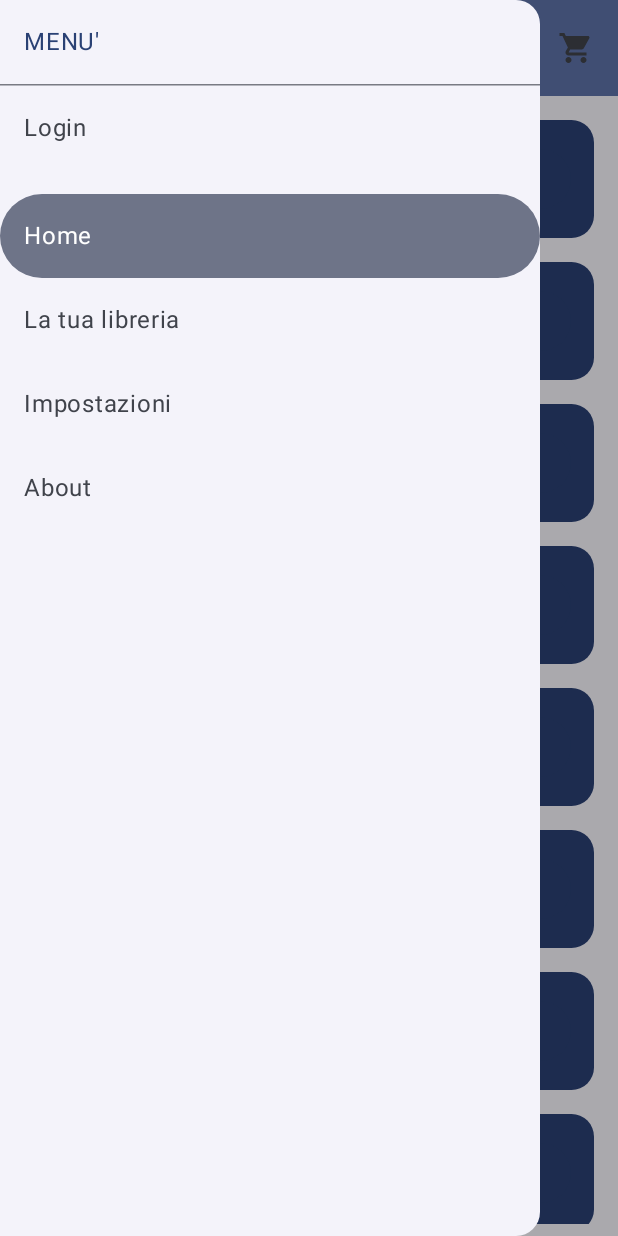
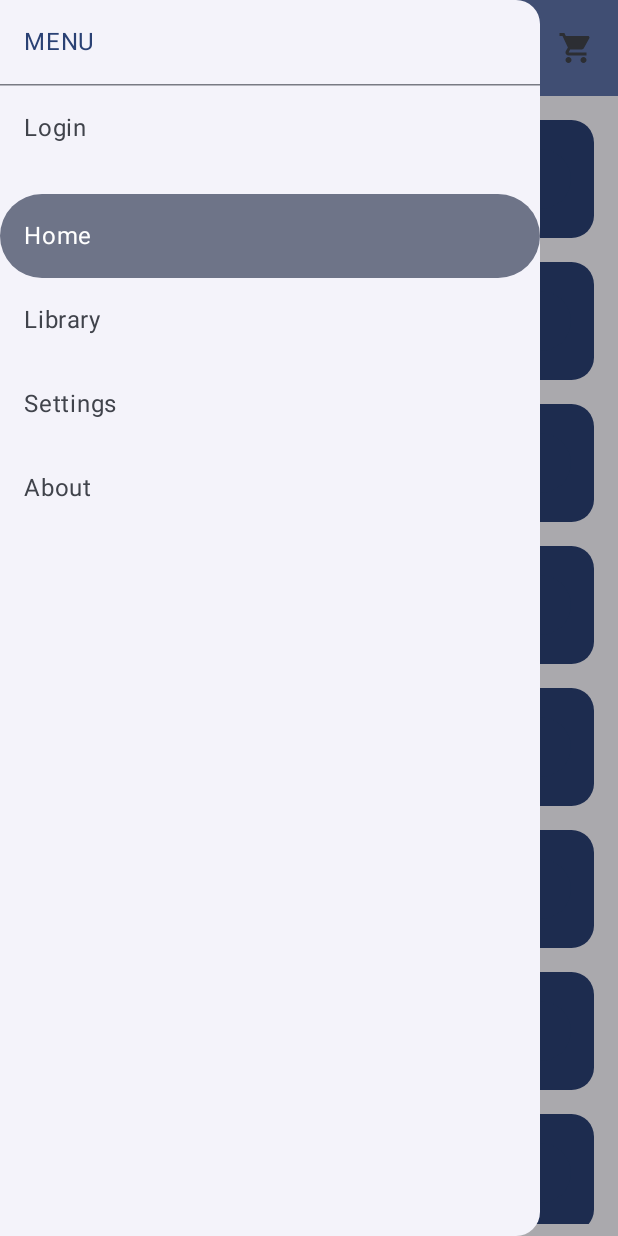
Before and after one commit to giovisss/Progetto-2023-2024-Belmonte-Corasaniti-Iannello-Ruffolo-Visalli, an Android app built with Jetpack Compose: the screen it shows after launch (MainActivity), after a tap on "Menu", on a phone screen of 412 x 824 dp. Run offline under Robolectric (Android 15) with nearby library versions, the light colour scheme and no system bars; our stand-ins replace livedata-compose; libraries missing offline, so code that uses them is left out: net.openid.appauth; 5 statements that could not run were skipped.

Commit message:
sidebar funzionante

```diff
--- a/JokiAndroid/app/src/main/java/com/example/jokiandroid/activity/LoginActivity.kt
+++ b/JokiAndroid/app/src/main/java/com/example/jokiandroid/activity/LoginActivity.kt
@@ -15,7 +15,6 @@ fun LoginActivity(navController: NavController) {
     Surface {
         Text(
             modifier = Modifier
-                .padding(top = 50.dp)
                 .fillMaxWidth()
                 .padding(16.dp),
 
--- a/JokiAndroid/app/src/main/java/com/example/jokiandroid/activity/MainActivity.kt
+++ b/JokiAndroid/app/src/main/java/com/example/jokiandroid/activity/MainActivity.kt
@@ -2,43 +2,18 @@ package com.example.jokiandroid.activity
 
 import CartActivity
 import GameDetailsActivity
-import android.app.Activity
 import android.content.Intent
 import android.os.Bundle
 import android.util.Log
 import androidx.activity.ComponentActivity
 import androidx.activity.compose.setContent
 import androidx.activity.enableEdgeToEdge
-import androidx.compose.foundation.layout.Column
-import androidx.compose.foundation.layout.padding
-import androidx.compose.material.icons.Icons
-import androidx.compose.material.icons.filled.Menu
-import androidx.compose.material.icons.filled.ShoppingCart
-import androidx.compose.material3.CenterAlignedTopAppBar
-import androidx.compose.material3.DrawerValue
-import androidx.compose.material3.ExperimentalMaterial3Api
-import androidx.compose.material3.HorizontalDivider
-import androidx.compose.material3.Icon
-import androidx.compose.material3.IconButton
-import androidx.compose.material3.MaterialTheme
-import androidx.compose.material3.ModalDrawerSheet
-import androidx.compose.material3.ModalNavigationDrawer
-import androidx.compose.material3.NavigationDrawerItem
-import androidx.compose.material3.Scaffold
 import androidx.compose.material3.Surface
-import androidx.compose.material3.Text
-import androidx.compose.material3.TopAppBarDefaults
-import androidx.compose.material3.rememberDrawerState
-import androidx.compose.material3.rememberTopAppBarState
 import androidx.compose.runtime.Composable
 import androidx.compose.runtime.remember
-import androidx.compose.runtime.rememberCoroutineScope
-import androidx.compose.ui.Modifier
-import androidx.compose.ui.input.nestedscroll.nestedScroll
-import androidx.compose.ui.platform.LocalContext
-import androidx.compose.ui.text.style.TextOverflow
-import androidx.compose.ui.unit.dp
-import androidx.navigation.NavController
+import androidx.core.view.WindowCompat
+import androidx.core.view.WindowInsetsCompat
+import androidx.core.view.WindowInsetsControllerCompat
 import androidx.navigation.compose.NavHost
 import androidx.navigation.compose.composable
 import androidx.navigation.compose.rememberNavController
@@ -47,15 +22,15 @@ import com.example.jokiandroid.ui.theme.JokiAndroidTheme
 import com.example.jokiandroid.utility.IPManager
 import com.example.jokiandroid.viewmodel.CartViewModel
 import com.example.jokiandroid.viewmodel.GameViewModel
-import kotlinx.coroutines.launch
 
 class MainActivity : ComponentActivity() {
     private lateinit var authManager: AuthManager
 
     override fun onCreate(savedInstanceState: Bundle?) {
+        enableEdgeToEdge()
+        hideSystemUI()
         super.onCreate(savedInstanceState)
         IPManager.setIps(this)
-        enableEdgeToEdge()
         authManager = AuthManager(this)
         setContent {
             JokiAndroidTheme {
@@ -66,6 +41,18 @@ class MainActivity : ComponentActivity() {
         }
     }
 
+    override fun onResume() {
+        super.onResume()
+        hideSystemUI()
+    }
+
+    private fun hideSystemUI() {
+        WindowCompat.setDecorFitsSystemWindows(window, false)
+        WindowInsetsControllerCompat(window, window.decorView).let { controller ->
+            controller.hide(WindowInsetsCompat.Type.statusBars())
+            controller.systemBarsBehavior = WindowInsetsControllerCompat.BEHAVIOR_SHOW_TRANSIENT_BARS_BY_SWIPE
+        }
+    }
 
     override fun onActivityResult(requestCode: Int, resultCode: Int, data: Intent?) {
         super.onActivityResult(requestCode, resultCode, data)
@@ -105,10 +92,12 @@ fun MainScreen(authManager: AuthManager) { //navController per gestire la naviga
     val cartViewModel = remember { CartViewModel() }
     val viewModel = remember { GameViewModel() }
 
+    BasicUI(navController = navController, authManager = authManager)
+
     NavHost(navController = navController, startDestination = "home") {
-        composable("home") { JokiHome(navController, cartViewModel, authManager, viewModel ) }
+        composable("home") { SetGameListContent(viewModel, cartViewModel, navController) }
         composable("cart") { CartActivity(navController, cartViewModel) }
-        composable("login") { LoginActivity(navController) }
+        composable("login") { SetLoginContent(navController) }
         composable("game_detail/{gameId}") { backStackEntry ->
             val gameId = backStackEntry.arguments?.getString("gameId")?.toIntOrNull()
             gameId?.let { GameDetailsActivity(gameId = it, viewModel = viewModel, navController) }
@@ -116,99 +105,3 @@ fun MainScreen(authManager: AuthManager) { //navController per gestire la naviga
     }
 
 }
-
-@OptIn(ExperimentalMaterial3Api::class)
-@Composable
-fun JokiHome(navController: NavController, cartViewModel: CartViewModel, authManager: AuthManager, gameViewModel: GameViewModel) {
-    val scrollBehavior = TopAppBarDefaults.pinnedScrollBehavior(rememberTopAppBarState())
-    val drawerState = rememberDrawerState(DrawerValue.Closed) //crea e ricorda lo stato del drawer
-    val coroutineScope = rememberCoroutineScope() //coroutine ( eseguire operazioni asincrone), questo crea un coroutineScope che è un contesto di esecuzione delle coroutine
-    val localContext = LocalContext.current
-
-    ModalNavigationDrawer( //menu a tendina che si apre premendo l'icona del menu
-        drawerState = drawerState,
-        drawerContent = {
-            ModalDrawerSheet {
-                Text("MENU'", modifier = Modifier.padding(16.dp),
-                    color = MaterialTheme.colorScheme.primary,)
-                HorizontalDivider()
-                NavigationDrawerItem(
-                    modifier = Modifier.padding(bottom = 16.dp),
-                    label = { Text(text = "Login") },
-                    selected = false,
-                    onClick = {
-                        coroutineScope.launch {
-                        drawerState.close()
-                        }
-                        // Avvia il flusso di autorizzazione (crasha per network error)
-                        authManager.startAuthorization(localContext as Activity)
-                        navController.navigate("login")
-                    }
-                )
-                NavigationDrawerItem(
-                    label = { Text(text = "Home") },
-                    selected = true,
-                    onClick = { /*TODO*/ }
-                )
-                NavigationDrawerItem(
-                    label = { Text(text = "La tua libreria") },
-                    selected = false,
-                    onClick = { /*TODO*/ }
-                )
-                NavigationDrawerItem(
-                    label = { Text(text = "Impostazioni") },
-                    selected = false,
-                    onClick = { /*TODO*/ }
-                )
-                NavigationDrawerItem(
-                    label = { Text(text = "About") },
-                    selected = false,
-                    onClick = { /*TODO*/ }
-                )
-            }
-        }
-    ) {
-        Scaffold(
-            modifier = Modifier.nestedScroll(scrollBehavior.nestedScrollConnection),
-            topBar = {
-                CenterAlignedTopAppBar(
-                    colors = TopAppBarDefaults.topAppBarColors(
-                        containerColor = MaterialTheme.colorScheme.primaryContainer,
-                        titleContentColor = MaterialTheme.colorScheme.primary,
-                    ),
-                    title = {
-                        Text(
-                            "Joki",
-                            maxLines = 1,
-                            overflow = TextOverflow.Ellipsis
-                        )
-                    },
-                    navigationIcon = {
-                        /*Questa linea di codice avvia una nuova coroutine nel CoroutineScope che abbiamo creato e ricordato. All'interno di questa coroutine,
-                            chiamiamo drawerState.open(). Questa è una funzione sospesa che apre il drawer. Le funzioni sospese possono essere chiamate solo all'interno
-                            di una coroutine o di un'altra funzione sospesa, quindi abbiamo avvolto drawerState.open() in una coroutine.*/
-                        IconButton(onClick = { coroutineScope.launch{ drawerState.open() } }) { // Apri il drawer quando si clicca sul pulsante del menu
-                            Icon(
-                                imageVector = Icons.Filled.Menu,
-                                contentDescription = "Menu"
-                            )
-                        }
-                    },
-                    actions = {
-                        IconButton(onClick = { navController.navigate("cart")}) {
-                            Icon(
-                                imageVector = Icons.Filled.ShoppingCart,
-                                contentDescription = "Carrello"
-                            )
-                        }
-                    },
-                    scrollBehavior = scrollBehavior,
-                )
-            },
-        ) { innerPadding -> //innerPadding
-            Column(modifier = Modifier.padding(innerPadding)) {
-                GameListPage(gameViewModel,cartViewModel, navController)
-            }
-        }
-    }
-}
--- /dev/null
+++ b/JokiAndroid/app/src/main/java/com/example/jokiandroid/activity/SideBarActivity.kt
@@ -0,0 +1,172 @@
+package com.example.jokiandroid.activity
+
+import android.app.Activity
+import android.util.Log
+import androidx.compose.foundation.layout.Column
+import androidx.compose.foundation.layout.padding
+import androidx.compose.material.icons.Icons
+import androidx.compose.material.icons.filled.Menu
+import androidx.compose.material.icons.filled.ShoppingCart
+import androidx.compose.material3.CenterAlignedTopAppBar
+import androidx.compose.material3.DrawerState
+import androidx.compose.material3.DrawerValue
+import androidx.compose.material3.ExperimentalMaterial3Api
+import androidx.compose.material3.HorizontalDivider
+import androidx.compose.material3.Icon
+import androidx.compose.material3.IconButton
+import androidx.compose.material3.MaterialTheme
+import androidx.compose.material3.ModalDrawerSheet
+import androidx.compose.material3.ModalNavigationDrawer
+import androidx.compose.material3.NavigationDrawerItem
+import androidx.compose.material3.Scaffold
+import androidx.compose.material3.Text
+import androidx.compose.material3.TopAppBarDefaults
+import androidx.compose.material3.rememberDrawerState
+import androidx.compose.material3.rememberTopAppBarState
+import androidx.compose.runtime.Composable
+import androidx.compose.runtime.MutableState
+import androidx.compose.runtime.getValue
+import androidx.compose.runtime.livedata.observeAsState
+import androidx.compose.runtime.mutableStateOf
+import androidx.compose.runtime.remember
+import androidx.compose.runtime.rememberCoroutineScope
+import androidx.compose.ui.Modifier
+import androidx.compose.ui.input.nestedscroll.nestedScroll
+import androidx.compose.ui.platform.LocalContext
+import androidx.compose.ui.text.style.TextOverflow
+import androidx.compose.ui.unit.dp
+import androidx.lifecycle.LiveData
+import androidx.lifecycle.MutableLiveData
+import androidx.navigation.NavController
+import com.example.jokiandroid.auth.AuthManager
+import com.example.jokiandroid.viewmodel.CartViewModel
+import com.example.jokiandroid.viewmodel.GameViewModel
+import kotlinx.coroutines.CoroutineScope
+import kotlinx.coroutines.launch
+
+object SideBarActivity {
+    private val _composable = MutableLiveData<@Composable () -> Unit>()
+    val composable: LiveData<@Composable () -> Unit> get() = _composable
+
+    fun setContent(comp:@Composable () -> Unit) {
+        _composable.value = comp
+    }
+}
+
+@OptIn(ExperimentalMaterial3Api::class)
+@Composable
+fun BasicUI(navController: NavController, authManager: AuthManager) {
+    val scrollBehavior = TopAppBarDefaults.pinnedScrollBehavior(rememberTopAppBarState())
+    val drawerState = rememberDrawerState(DrawerValue.Closed) //crea e ricorda lo stato del drawer
+    val coroutineScope = rememberCoroutineScope() //coroutine ( eseguire operazioni asincrone), questo crea un coroutineScope che è un contesto di esecuzione delle coroutine
+    val localContext = LocalContext.current
+    val composable by SideBarActivity.composable.observeAsState()
+    val selectedItem = remember { mutableStateOf("home") } // Stato per l'elemento selezionato
+
+    ModalNavigationDrawer( //menu a tendina che si apre premendo l'icona del menu
+        drawerState = drawerState,
+        drawerContent = {
+            ModalDrawerSheet {
+                Text("MENU", modifier = Modifier.padding(16.dp),
+                    color = MaterialTheme.colorScheme.primary,)
+                HorizontalDivider()
+                NavigationDrawerItem(
+                    modifier = Modifier.padding(bottom = 16.dp),
+                    label = { Text(text = "Login") },
+                    selected = selectedItem.value == "login",
+                    onClick = {
+                        // Avvia il flusso di autorizzazione (crasha per network error)
+                        authManager.startAuthorization(localContext as Activity)
+                        selectPage("login", coroutineScope, drawerState, navController, selectedItem)
+                    }
+                )
+                NavigationDrawerItem(
+                    label = { Text(text = "Home") },
+                    selected = selectedItem.value == "home",
+                    onClick = { selectPage("home", coroutineScope, drawerState, navController, selectedItem) }
+                )
+                NavigationDrawerItem(
+                    label = { Text(text = "Library") },
+                    selected = selectedItem.value == "library",
+                    onClick = { /*TODO*/ }
+                )
+                NavigationDrawerItem(
+                    label = { Text(text = "Settings") },
+                    selected = selectedItem.value == "settings",
+                    onClick = { /*TODO*/ }
+                )
+                NavigationDrawerItem(
+                    label = { Text(text = "About") },
+                    selected = selectedItem.value == "about",
+                    onClick = { /*TODO*/ }
+                )
+            }
+        }
+    ) {
+        Scaffold(
+            modifier = Modifier.nestedScroll(scrollBehavior.nestedScrollConnection),
+            topBar = {
+                CenterAlignedTopAppBar(
+                    colors = TopAppBarDefaults.topAppBarColors(
+                        containerColor = MaterialTheme.colorScheme.primaryContainer,
+                        titleContentColor = MaterialTheme.colorScheme.primary,
+                    ),
+                    title = {
+                        Text(
+                            "Joki",
+                            maxLines = 1,
+                            overflow = TextOverflow.Ellipsis
+                        )
+                    },
+                    navigationIcon = {
+                        /*Questa linea di codice avvia una nuova coroutine nel CoroutineScope che abbiamo creato e ricordato. All'interno di questa coroutine,
+                            chiamiamo drawerState.open(). Questa è una funzione sospesa che apre il drawer. Le funzioni sospese possono essere chiamate solo all'interno
+                            di una coroutine o di un'altra funzione sospesa, quindi abbiamo avvolto drawerState.open() in una coroutine.*/
+                        IconButton(onClick = { coroutineScope.launch{ drawerState.open() } }) { // Apri il drawer quando si clicca sul pulsante del menu
+                            Icon(
+                                imageVector = Icons.Filled.Menu,
+                                contentDescription = "Menu"
+                            )
+                        }
+                    },
+                    actions = {
+                        IconButton(onClick = { navController.navigate("cart")}) {
+                            Icon(
+                                imageVector = Icons.Filled.ShoppingCart,
+                                contentDescription = "Cart"
+                            )
+                        }
+                    },
+                    scrollBehavior = scrollBehavior,
+                )
+            },
+        ) { innerPadding -> //innerPadding
+            Column(modifier = Modifier.padding(innerPadding)) {
+                composable?.invoke()
+            }
+        }
+    }
+}
+
+fun selectPage(page:String, coroutineScope:CoroutineScope, drawerState: DrawerState, navController: NavController, selectedItem: MutableState<String>){
+    selectedItem.value = page
+    coroutineScope.launch {
+        drawerState.close()
+    }
+    navController.navigate(page)
+}
+
+@Composable
+fun SetGameListContent(gameViewModel: GameViewModel, cartViewModel: CartViewModel, navController: NavController) {
+    Log.e("SetGameListContent", "SetGameListContent")
+    SideBarActivity.setContent {
+        GameListPage(gameViewModel = gameViewModel, cartViewModel = cartViewModel, navController = navController)
+    }
+}
+
+@Composable
+fun SetLoginContent(navController: NavController) {
+    SideBarActivity.setContent {
+        LoginActivity(navController = navController)
+    }
+}
```
